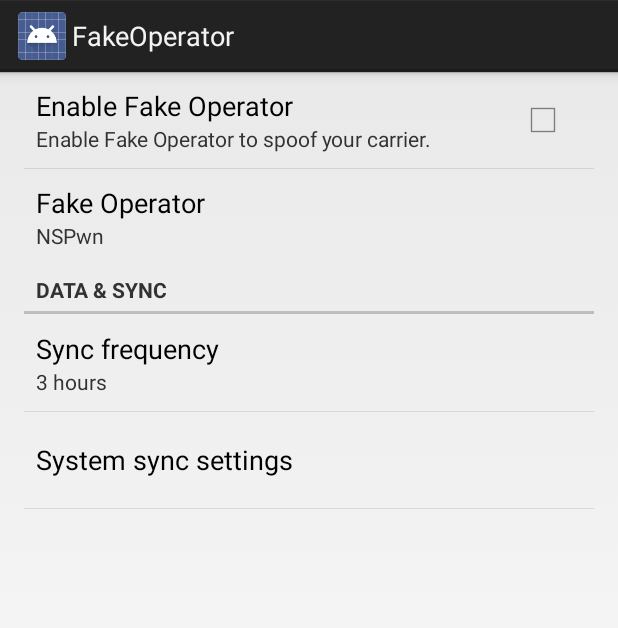
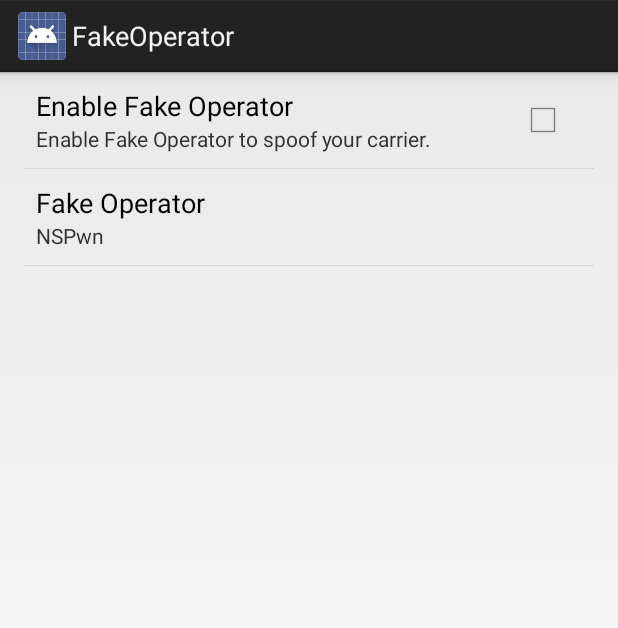
Before and after one commit to NSPwn/Fake-Operator-Android, an Android app: the screen it shows after launch (SettingsActivity), on a phone screen of 412 x 824 dp. Shown: the top 628 px of the screen. Run offline under Robolectric (Android 15) with nearby library versions, the phone set to English and light mode, and no system bars.

Commit message:
Fixed settings file would be MODE_PRIVATE after saving Fixed tweak used incorrect keys to access settings data Change restructured code into the 'app', 'tweak' and 'provider' packages Removed sync settings Removed unused strings

```diff
--- a/FakeOperator/src/main/java/com/nspwn/fakeoperator/SettingsActivity.java
+++ b/FakeOperator/src/main/java/com/nspwn/fakeoperator/app/SettingsActivity.java
@@ -1,21 +1,18 @@
-package com.nspwn.fakeoperator;
+package com.nspwn.fakeoperator.app;
 
 import android.annotation.TargetApi;
 import android.content.Context;
 import android.content.res.Configuration;
-import android.media.Ringtone;
-import android.media.RingtoneManager;
-import android.net.Uri;
 import android.os.Build;
 import android.os.Bundle;
 import android.preference.ListPreference;
 import android.preference.Preference;
 import android.preference.PreferenceActivity;
-import android.preference.PreferenceCategory;
 import android.preference.PreferenceFragment;
 import android.preference.PreferenceManager;
-import android.preference.RingtonePreference;
-import android.text.TextUtils;
+import android.util.Log;
+
+import com.nspwn.fakeoperator.R;
 
 import java.util.List;
 
@@ -32,6 +29,7 @@ import java.util.List;
  */
 @SuppressWarnings({"deprecation", "ConstantConditions", "PointlessBooleanExpression", "AndroidLintInlinedApi"})
 public class SettingsActivity extends PreferenceActivity {
+    private static final String TAG = "com.nspwn.fakeoperator.app.SettingsActivity";
     /**
      * Determines whether to always show the simplified settings UI, where
      * settings are presented in a single list. When false, settings are shown
@@ -40,11 +38,19 @@ public class SettingsActivity extends PreferenceActivity {
      */
     private static final boolean ALWAYS_SIMPLE_PREFS = false;
 
+    @Override
+    protected void onCreate(Bundle savedInstanceState) {
+        super.onCreate(savedInstanceState);
+        PreferenceManager prefMgr = getPreferenceManager();
+        prefMgr.setSharedPreferencesName(getPackageName() + "_preferences");
+        prefMgr.setSharedPreferencesMode(MODE_WORLD_READABLE);
+//        PreferenceManager.setDefaultValues(this, getPackageName() + "_preferences", MODE_WORLD_READABLE, R.xml.pref_general, false);
+        Log.d(TAG, "set world readable...");
+    }
 
     @Override
     protected void onPostCreate(Bundle savedInstanceState) {
         super.onPostCreate(savedInstanceState);
-
         setupSimplePreferencesScreen();
     }
 
@@ -64,17 +70,10 @@ public class SettingsActivity extends PreferenceActivity {
         // Add 'general' preferences.
         addPreferencesFromResource(R.xml.pref_general);
 
-        // Add 'data and sync' preferences, and a corresponding header.
-        PreferenceCategory fakeHeader = new PreferenceCategory(this);
-        fakeHeader.setTitle(R.string.pref_header_data_sync);
-        getPreferenceScreen().addPreference(fakeHeader);
-        addPreferencesFromResource(R.xml.pref_data_sync);
-
         // Bind the summaries of EditText/List/Dialog/Ringtone preferences to
         // their values. When their values change, their summaries are updated
         // to reflect the new value, per the Android Design guidelines.
         bindPreferenceSummaryToValue(findPreference("fake_operator"));
-        bindPreferenceSummaryToValue(findPreference("sync_frequency"));
     }
 
     /** {@inheritDoc} */
@@ -135,28 +134,6 @@ public class SettingsActivity extends PreferenceActivity {
                                 ? listPreference.getEntries()[index]
                                 : null);
 
-            } else if (preference instanceof RingtonePreference) {
-                // For ringtone preferences, look up the correct display value
-                // using RingtoneManager.
-                if (TextUtils.isEmpty(stringValue)) {
-                    // Empty values correspond to 'silent' (no ringtone).
-                    preference.setSummary(R.string.pref_ringtone_silent);
-
-                } else {
-                    Ringtone ringtone = RingtoneManager.getRingtone(
-                            preference.getContext(), Uri.parse(stringValue));
-
-                    if (ringtone == null) {
-                        // Clear the summary if there was a lookup error.
-                        preference.setSummary(null);
-                    } else {
-                        // Set the summary to reflect the new ringtone display
-                        // name.
-                        String name = ringtone.getTitle(preference.getContext());
-                        preference.setSummary(name);
-                    }
-                }
-
             } else {
                 // For all other preferences, set the summary to the value's
                 // simple string representation.
@@ -205,23 +182,4 @@ public class SettingsActivity extends PreferenceActivity {
             bindPreferenceSummaryToValue(findPreference("fake_operator"));
         }
     }
-
-    /**
-     * This fragment shows data and sync preferences only. It is used when the
-     * activity is showing a two-pane settings UI.
-     */
-    @TargetApi(Build.VERSION_CODES.HONEYCOMB)
-    public static class DataSyncPreferenceFragment extends PreferenceFragment {
-        @Override
-        public void onCreate(Bundle savedInstanceState) {
-            super.onCreate(savedInstanceState);
-            addPreferencesFromResource(R.xml.pref_data_sync);
-
-            // Bind the summaries of EditText/List/Dialog/Ringtone preferences
-            // to their values. When their values change, their summaries are
-            // updated to reflect the new value, per the Android Design
-            // guidelines.
-            bindPreferenceSummaryToValue(findPreference("sync_frequency"));
-        }
-    }
 }
--- a/FakeOperator/src/main/res/values/strings_activity_settings.xml
+++ b/FakeOperator/src/main/res/values/strings_activity_settings.xml
@@ -4,55 +4,4 @@
 
     <!-- Example General settings -->
     <string name="pref_header_general">General</string>
-
-    <string name="pref_title_social_recommendations">Enable social recommendations</string>
-    <string name="pref_description_social_recommendations">Recommendations for people to contact based on your message history</string>
-
-    <string name="pref_title_display_name">Display name</string>
-    <string name="pref_default_display_name">John Smith</string>
-
-    <string name="pref_title_add_friends_to_messages">Add friends to messages</string>
-    <string-array name="pref_example_list_titles">
-        <item>Always</item>
-        <item>When possible</item>
-        <item>Never</item>
-    </string-array>
-    <string-array name="pref_example_list_values">
-        <item>1</item>
-        <item>0</item>
-        <item>-1</item>
-    </string-array>
-
-    <!-- Example settings for Data & Sync -->
-    <string name="pref_header_data_sync">Data &amp; sync</string>
-
-    <string name="pref_title_sync_frequency">Sync frequency</string>
-    <string-array name="pref_sync_frequency_titles">
-        <item>15 minutes</item>
-        <item>30 minutes</item>
-        <item>1 hour</item>
-        <item>3 hours</item>
-        <item>6 hours</item>
-        <item>Never</item>
-    </string-array>
-    <string-array name="pref_sync_frequency_values">
-        <item>15</item>
-        <item>30</item>
-        <item>60</item>
-        <item>180</item>
-        <item>360</item>
-        <item>-1</item>
-    </string-array>
-
-    <string name="pref_title_system_sync_settings">System sync settings</string>
-
-    <!-- Example settings for Notifications -->
-    <string name="pref_header_notifications">Notifications</string>
-
-    <string name="pref_title_new_message_notifications">New message notifications</string>
-
-    <string name="pref_title_ringtone">Ringtone</string>
-    <string name="pref_ringtone_silent">Silent</string>
-
-    <string name="pref_title_vibrate">Vibrate</string>
 </resources>
--- a/FakeOperator/src/main/res/xml/pref_data_sync.xml
+++ /dev/null
@@ -1,21 +0,0 @@
-<PreferenceScreen xmlns:android="http://schemas.android.com/apk/res/android">
-
-    <!-- NOTE: Hide buttons to simplify the UI. Users can touch outside the dialog to
-         dismiss it. -->
-    <!-- NOTE: ListPreference's summary should be set to its value by the activity code. -->
-    <ListPreference
-        android:key="sync_frequency"
-        android:title="@string/pref_title_sync_frequency"
-        android:entries="@array/pref_sync_frequency_titles"
-        android:entryValues="@array/pref_sync_frequency_values"
-        android:defaultValue="180"
-        android:negativeButtonText="@null"
-        android:positiveButtonText="@null" />
-
-    <!-- This preference simply launches an intent when selected. Use this UI sparingly, per
-         design guidelines. -->
-    <Preference android:title="@string/pref_title_system_sync_settings">
-        <intent android:action="android.settings.SYNC_SETTINGS" />
-    </Preference>
-
-</PreferenceScreen>
--- a/FakeOperator/src/main/res/xml/pref_headers.xml
+++ b/FakeOperator/src/main/res/xml/pref_headers.xml
@@ -3,11 +3,7 @@
     <!-- These settings headers are only used on tablets. -->
 
     <header
-        android:fragment="com.nspwn.fakeoperator.SettingsActivity$GeneralPreferenceFragment"
+        android:fragment="com.nspwn.fakeoperator.app.SettingsActivity$GeneralPreferenceFragment"
         android:title="@string/pref_header_general" />
 
-    <header
-        android:fragment="com.nspwn.fakeoperator.SettingsActivity$DataSyncPreferenceFragment"
-        android:title="@string/pref_header_data_sync" />
-
 </preference-headers>
```
Also changed, not shown: FakeOperator/src/main/AndroidManifest.xml (+4 -3 lines), FakeOperator/src/main/java/com/nspwn/fakeoperator/provider/PrefsProvider.java (added, +56 -0 lines), FakeOperator/src/main/java/com/nspwn/fakeoperator/tweak/Settings.java (added, +66 -0 lines), FakeOperator/src/main/java/com/nspwn/fakeoperator/tweak/Tweak.java (renamed from FakeOperator/src/main/java/com/nspwn/fakeoperator/Tweak.java, +20 -4 lines), FakeOperator/build.gradle (line endings or trailing spaces).
